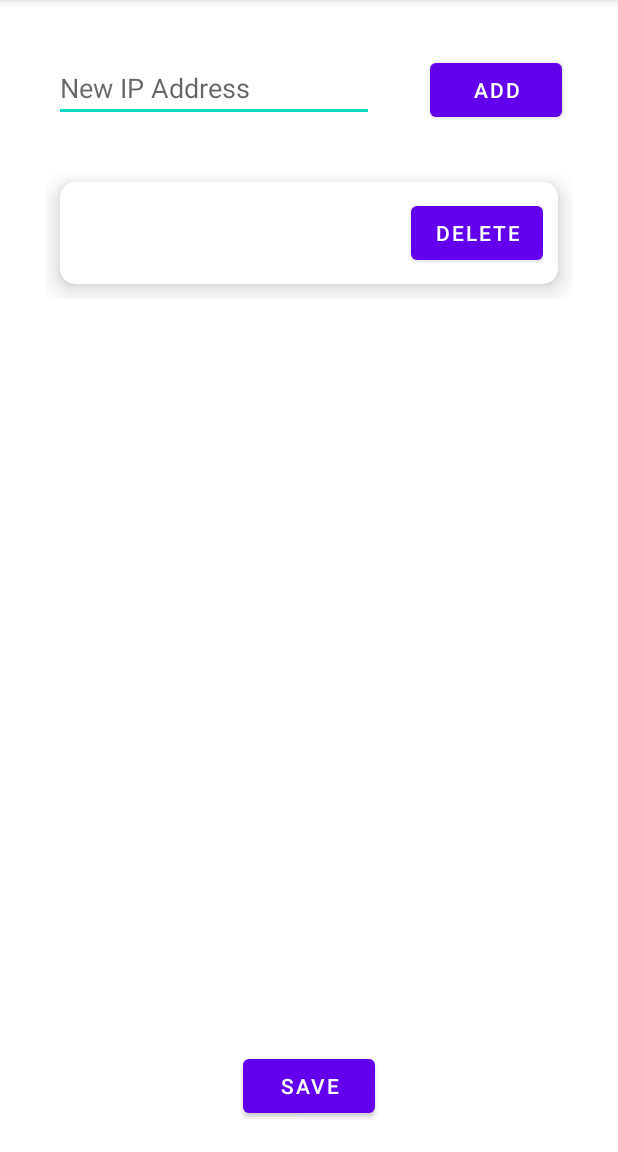
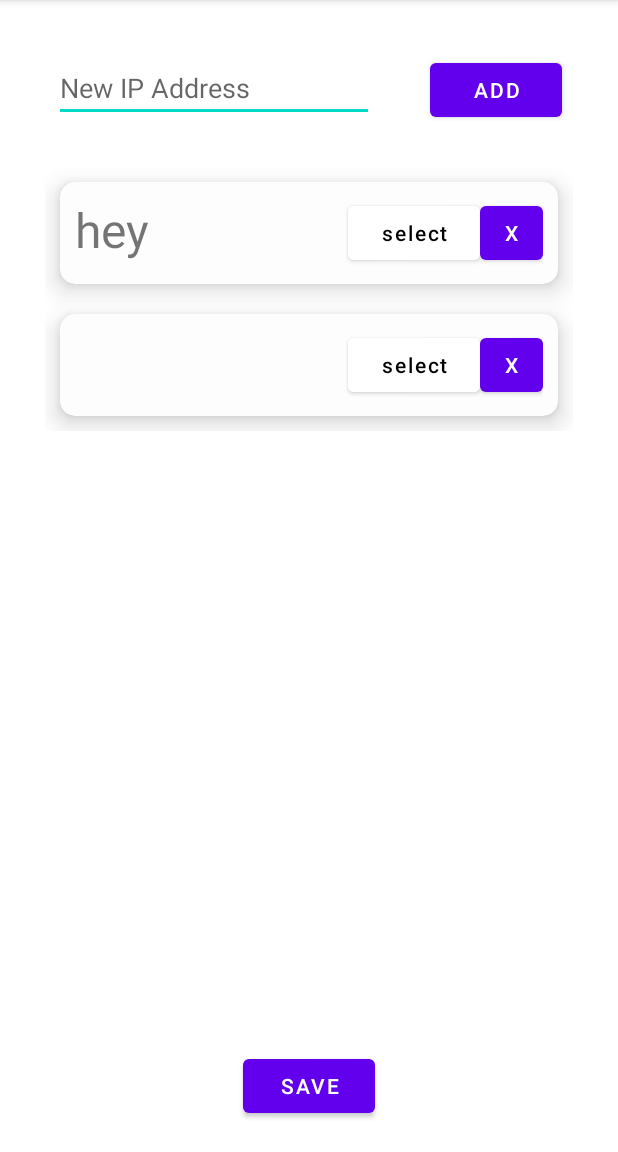
Before and after one commit to OlahRolandDenis/FloareaSusRasareAndroid, an Android app built with Jetpack Compose: the SettingsActivity screen opened directly, with no data from a screen before it, after a tap on "ADD", on a phone screen of 412 x 824 dp, the part 84-1236 px from its top. Run offline under Robolectric (Android 15) with nearby library versions, the phone set to English and light mode, and no system bars; libraries missing offline, so code that uses them is left out: org.java_websocket.client, org.java_websocket.handshake.

Commit message:
added button to select ip from list

```diff
--- a/app/src/main/java/com/example/testwifi3/IPsAdapter.java
+++ b/app/src/main/java/com/example/testwifi3/IPsAdapter.java
@@ -1,5 +1,8 @@
 package com.example.testwifi3;
 
+import android.content.Context;
+import android.content.SharedPreferences;
+import android.util.Log;
 import android.view.LayoutInflater;
 import android.view.View;
 import android.view.ViewGroup;
@@ -25,6 +28,7 @@ public class IPsAdapter extends RecyclerView.Adapter<IPsVH> {
 
         View view = LayoutInflater.from(parent.getContext())
                 .inflate(R.layout.ip_address_item, parent, false);
+
         return new IPsVH(view).linkAdapter(this);
     }
 
@@ -44,28 +48,33 @@ class IPsVH extends RecyclerView.ViewHolder {
     TextView textView;
     private IPsAdapter adapter;
 
-    private UserSettings settings;
-
     public IPsVH(@NonNull View itemView) {
         super(itemView);
 
         textView = itemView.findViewById(R.id.ipItemText);
+        Button selectBtn = (Button) itemView.findViewById(R.id.btnSelectIp);
 
-        itemView.setOnClickListener( view -> {
-            String text = ((TextView)view.findViewById(R.id.ipItemText)).getText().toString();
-            settings.setIPAddress(text);
-            ((Button)view.findViewById(R.id.ipItemDeleteButton)).setText("selected");
-
-            System.out.println("I WAS CLICKED! ++++ " + textView.getText() );
+        itemView.findViewById(R.id.btnSelectIp).setOnClickListener(view -> {
+            Log.d("SELECT", "SELECTED " + textView.getText());
+            changeIpAddress(textView.getText().toString());
+           selectBtn.setText("selected");
         });
 
         itemView.findViewById(R.id.ipItemDeleteButton).setOnClickListener(view -> {
-            adapter.items.remove(getAdapterPosition());
-            adapter.notifyItemRemoved(getAdapterPosition());
+             adapter.items.remove(getAdapterPosition());
+             adapter.notifyItemRemoved(getAdapterPosition());
+
         });
     }
 
+    private void changeIpAddress(String ipAddress ) {
+        UserSettings settings = new UserSettings();
+
+        settings.setIPAddress(ipAddress);
+        Log.d("SETTINGS", settings.getIPAddress());
+    }
     public IPsVH linkAdapter(IPsAdapter adapter ) {
+
         this.adapter = adapter;
         return this;
     }
--- a/app/src/main/java/com/example/testwifi3/MainActivity.java
+++ b/app/src/main/java/com/example/testwifi3/MainActivity.java
@@ -95,6 +95,7 @@ public class MainActivity extends AppCompatActivity {
         btnGetInfo.setOnClickListener(new View.OnClickListener() {
             @Override
             public void onClick( View v  ) {
+                Log.d("SETTING FROM MAIN", " MiAI IP: " + settings.getIPAddress());
                 new SendCommandTask().execute("sayHi");
                 Log.i("COMMAND_TASK", "trimis somanda pt sayHi :D");
             }
--- a/app/src/main/java/com/example/testwifi3/SettingsActivity.java
+++ b/app/src/main/java/com/example/testwifi3/SettingsActivity.java
@@ -49,12 +49,14 @@ public class SettingsActivity extends AppCompatActivity {
         addNewIpBtn = ( Button ) findViewById(R.id.addNewIpBtn);
         ipAddressInput = (EditText) findViewById(R.id.ipAddressInput);
 
-
         Set<String> sharedPreferencesSet = sharedPreferences.getStringSet("ALL_IP_ADDRESSES", null);
 
-        sharedPreferencesSet.forEach(item -> {
-            items.add(item);
-        });
+        if ( sharedPreferencesSet != null )
+            sharedPreferencesSet.forEach(item -> {
+                items.add(item);
+            });
+        else
+            items.add("hey");
 
         System.out.println(items);
 
--- a/app/src/main/res/layout/ip_address_item.xml
+++ b/app/src/main/res/layout/ip_address_item.xml
@@ -1,9 +1,10 @@
 <?xml version="1.0" encoding="utf-8"?>
 <androidx.cardview.widget.CardView xmlns:android="http://schemas.android.com/apk/res/android"
+    xmlns:app="http://schemas.android.com/apk/res-auto"
     android:layout_width="match_parent"
     android:layout_height="wrap_content"
-    xmlns:app="http://schemas.android.com/apk/res-auto"
     android:layout_margin="10dp"
+    app:cardBackgroundColor="#FDFDFD"
     app:cardCornerRadius="10dp"
     app:cardElevation="10dp"
     app:contentPadding="10dp">
@@ -11,25 +12,34 @@
     <LinearLayout
         android:layout_width="match_parent"
         android:layout_height="wrap_content"
-        android:orientation="horizontal"
-        >
+        android:orientation="horizontal">
 
         <TextView
             android:id="@+id/ipItemText"
             android:layout_width="0dp"
+            android:layout_height="wrap_content"
             android:layout_weight="1"
+            android:text="@string/app_name"
+            android:textSize="32sp" />
+
+        <com.google.android.material.button.MaterialButton
+            android:id="@+id/btnSelectIp"
+            android:layout_width="wrap_content"
             android:layout_height="wrap_content"
-            android:text="@string/app_name"
-            android:textSize="32sp"
-            />
+            android:layout_gravity="center_vertical"
+            android:backgroundTint="@color/white"
+            android:text="select"
+            android:textAllCaps="false"
+            android:textColor="@color/black"
+            app:rippleColor="#F8F4F4"
+            app:strokeColor="#FFFFFF" />
 
         <Button
             android:id="@+id/ipItemDeleteButton"
-            android:layout_width="wrap_content"
+            android:layout_width="42dp"
             android:layout_height="wrap_content"
-            android:text="Delete"
             android:layout_gravity="center_vertical"
-            />
+            android:text="X" />
 
     </LinearLayout>
 
```
